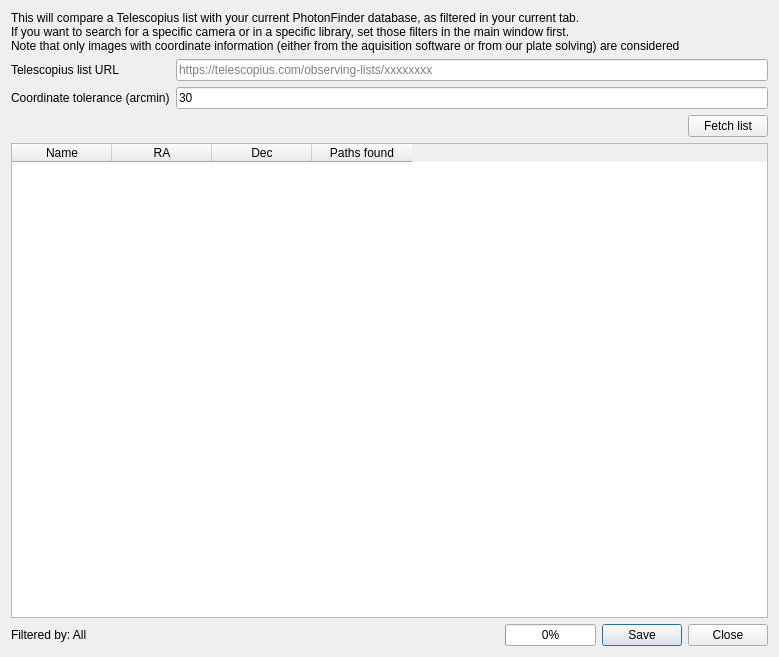
Qt form photonfinder/ui/TelescopiusCompareDialog.ui (bcolyn/PhotonFinder) before a commit.
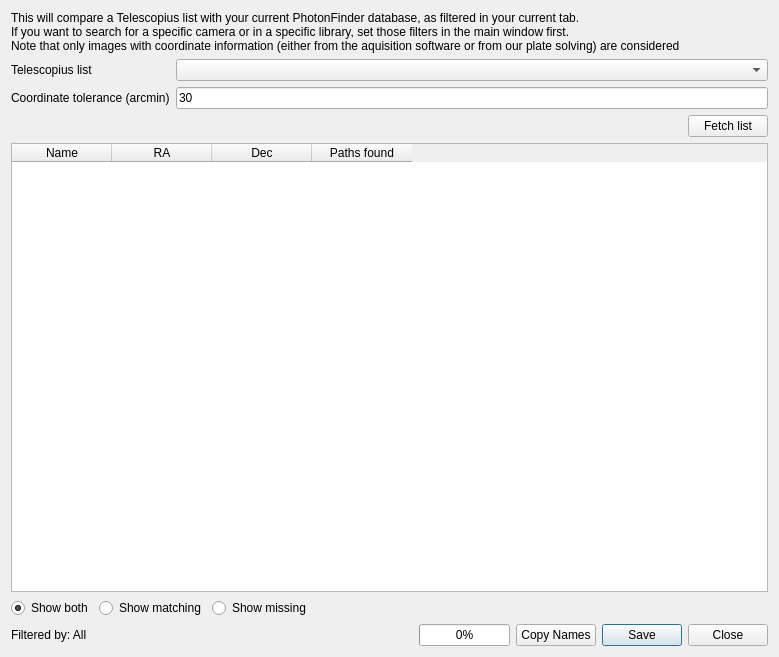
The same form after that commit.

Commit message: Use the official Telescopius API for list comparison

```diff
--- a/photonfinder/ui/TelescopiusCompareDialog.ui
+++ b/photonfinder/ui/TelescopiusCompareDialog.ui
@@ -42,17 +42,20 @@
        <item row="0" column="0">
         <widget class="QLabel" name="label_2">
          <property name="text">
-          <string>Telescopius list URL</string>
+          <string>Telescopius list</string>
          </property>
         </widget>
        </item>
        <item row="0" column="1">
-        <widget class="QLineEdit" name="url_edit">
-         <property name="text">
-          <string/>
+        <widget class="QComboBox" name="list_combo">
+         <property name="sizePolicy">
+          <sizepolicy hsizetype="Expanding" vsizetype="Fixed">
+           <horstretch>1</horstretch>
+           <verstretch>0</verstretch>
+          </sizepolicy>
          </property>
          <property name="placeholderText">
-          <string>https://telescopius.com/observing-lists/xxxxxxxx</string>
+          <string>Loading your lists...</string>
          </property>
         </widget>
        </item>
@@ -133,6 +136,53 @@
        </column>
       </widget>
      </item>
+     <item>
+      <layout class="QHBoxLayout" name="show_filter_layout">
+       <item>
+        <widget class="QRadioButton" name="show_both_radio">
+         <property name="text">
+          <string>Show both</string>
+         </property>
+         <property name="checked">
+          <bool>true</bool>
+         </property>
+        </widget>
+       </item>
+       <item>
+        <widget class="QRadioButton" name="show_matching_radio">
+         <property name="toolTip">
+          <string>Only show targets for which matching images were found</string>
+         </property>
+         <property name="text">
+          <string>Show matching</string>
+         </property>
+        </widget>
+       </item>
+       <item>
+        <widget class="QRadioButton" name="show_missing_radio">
+         <property name="toolTip">
+          <string>Only show targets for which no matching images were found</string>
+         </property>
+         <property name="text">
+          <string>Show missing</string>
+         </property>
+        </widget>
+       </item>
+       <item>
+        <spacer name="show_filter_spacer">
+         <property name="orientation">
+          <enum>Qt::Orientation::Horizontal</enum>
+         </property>
+         <property name="sizeHint" stdset="0">
+          <size>
+           <width>40</width>
+           <height>20</height>
+          </size>
+         </property>
+        </spacer>
+       </item>
+      </layout>
+     </item>
      <item>
       <layout class="QHBoxLayout" name="horizontalLayout_2">
        <item>
@@ -161,6 +211,16 @@
          </property>
         </widget>
        </item>
+       <item>
+        <widget class="QPushButton" name="copy_names_button">
+         <property name="toolTip">
+          <string>Copy the names of the visible targets to the clipboard, one per line</string>
+         </property>
+         <property name="text">
+          <string>Copy Names</string>
+         </property>
+        </widget>
+       </item>
        <item>
         <widget class="QDialogButtonBox" name="buttonBox">
          <property name="orientation">
```
The commit also changes 11 other files.
